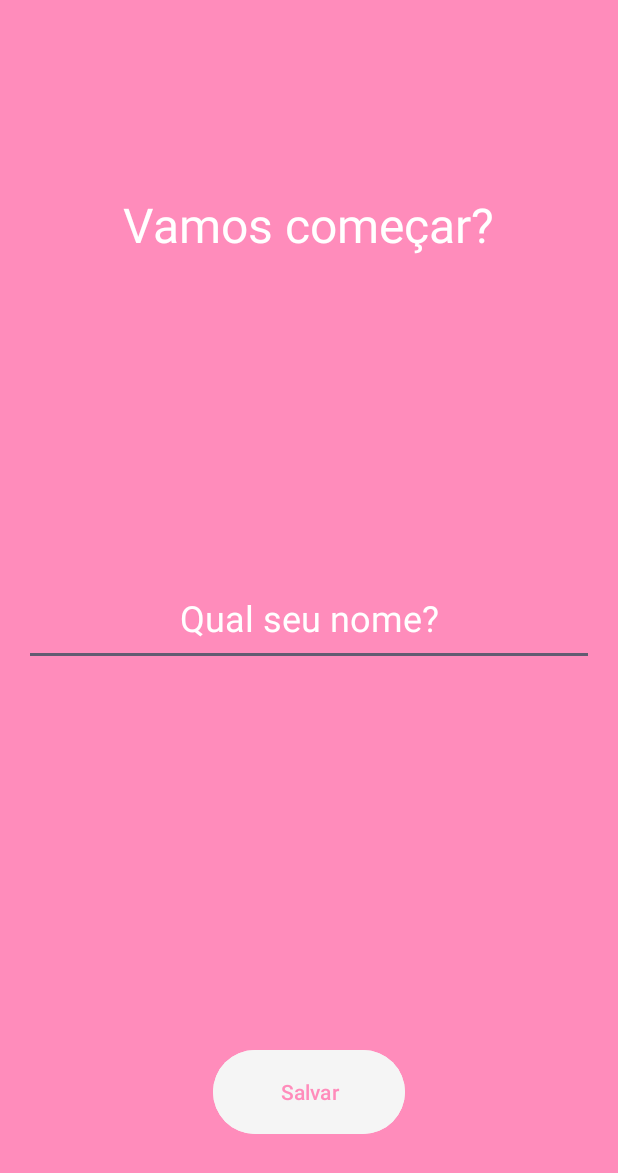
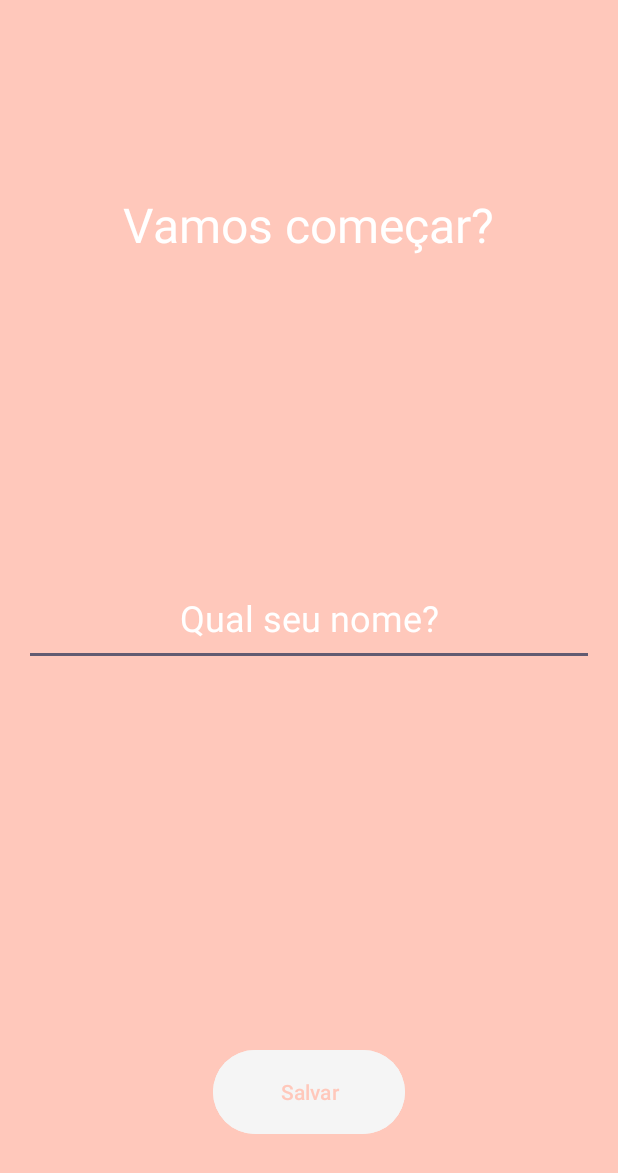
Before and after one commit to LuisFilipeLobo/MotiChat, an Android app: the screen it shows after launch (MainActivity), on a phone screen of 412 x 824 dp. Shown: the top 1173 px of the screen. Run offline under Robolectric (Android 15) with nearby library versions, the phone set to English and light mode, and no system bars.

Commit message:
Adicionando cor de background alternativa

```diff
--- a/app/src/main/res/layout/activity_main.xml
+++ b/app/src/main/res/layout/activity_main.xml
@@ -3,7 +3,7 @@
     xmlns:tools="http://schemas.android.com/tools"
     android:layout_width="match_parent"
     android:layout_height="match_parent"
-    android:background="@color/pink"
+    android:background="@color/orange"
     tools:context=".MainActivity">
 
     <TextView
@@ -42,6 +42,6 @@
         android:layout_marginBottom="64dp"
         android:backgroundTint="@color/grey"
         android:text="@string/save"
-        android:textColor="@color/pink" />
+        android:textColor="@color/orange" />
 
 </RelativeLayout>
--- a/app/src/main/res/values/colors.xml
+++ b/app/src/main/res/values/colors.xml
@@ -3,5 +3,6 @@
     <color name="black">#FF000000</color>
     <color name="white">#FFFFFFFF</color>
     <color name="pink">#FF8CBB</color>
+    <color name="orange">#FFC8BB</color>
     <color name="grey">#F5F5F5</color>
 </resources>
```
